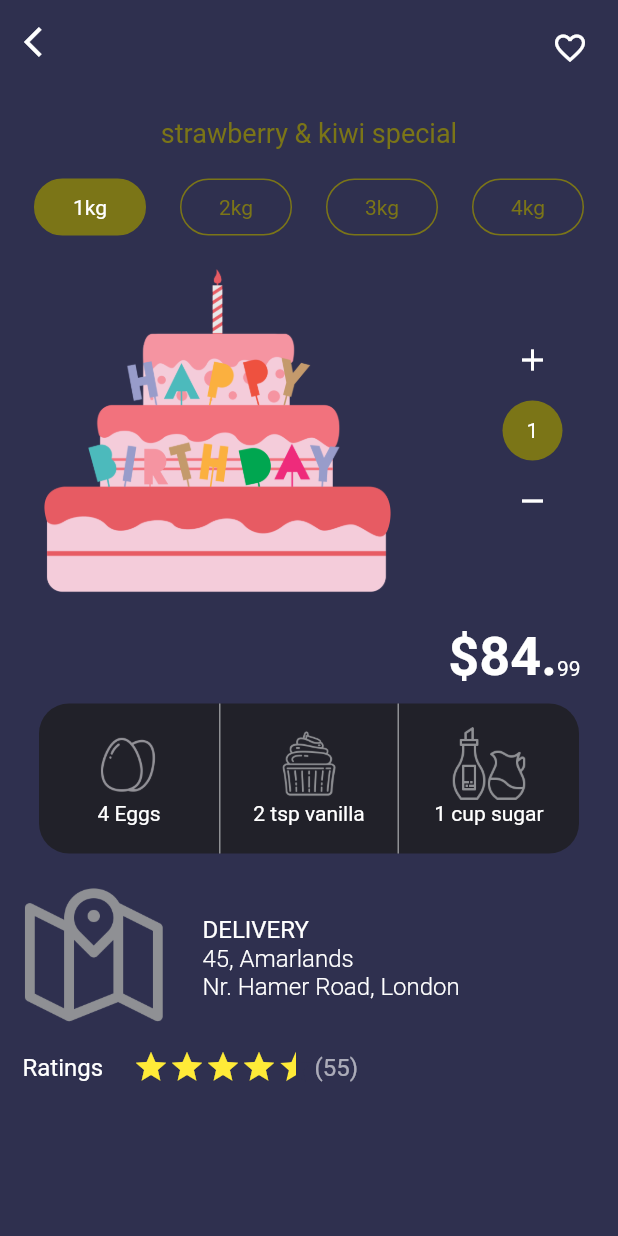
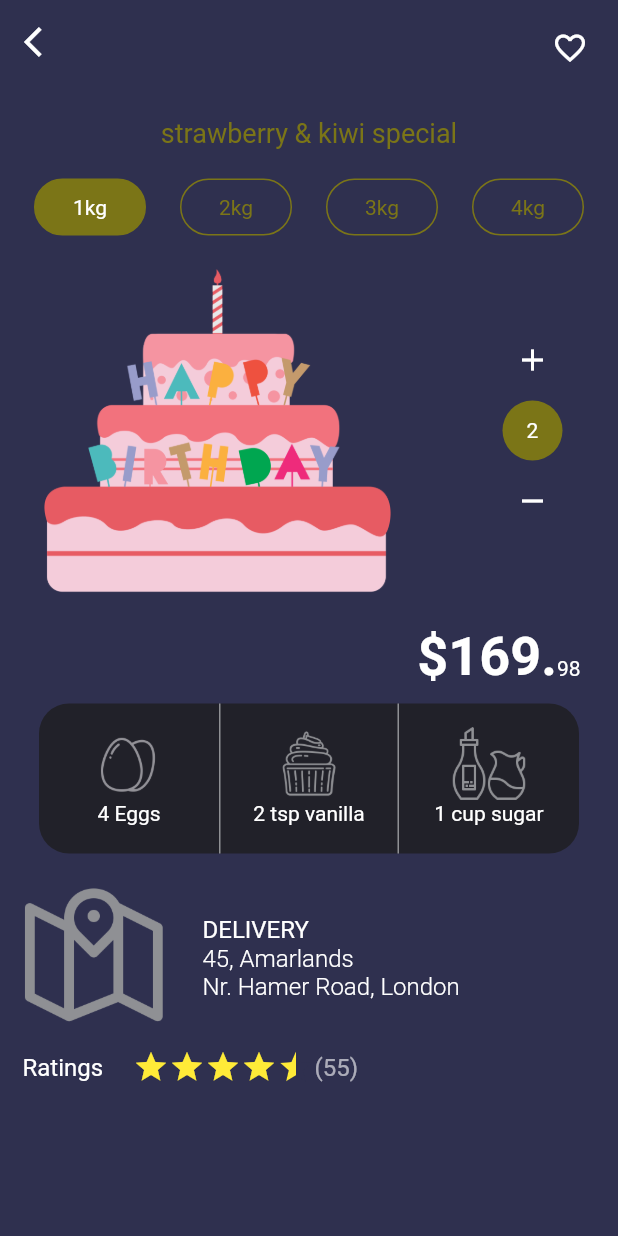
Before and after one commit to andreap7/cake-shop, a Flutter app: the screen it shows after launch, scrolled down 31 dp, after a tap on the "add" icon, on a phone screen of 412 x 824 dp. Run offline on Flutter 3.47's test engine with Material 2 defaults, Android fonts, the phone set to English and light mode, and no system bars; our stand-ins replace bloc, flutter_bloc.

Commit message:
Added Quantity. The price changes the more cakes are added.

```diff
--- /dev/null
+++ b/lib/quantity/quantity_bloc.dart
@@ -0,0 +1,16 @@
+import 'package:bloc/bloc.dart';
+import 'package:hello_flutter/quantity/quantity_event.dart';
+import 'package:hello_flutter/quantity/quantity_state.dart';
+
+class QuantityBloc extends Bloc<QuantityEvent, QuantityState> {
+  QuantityBloc() : super(QuantityState(quantity: 1));
+
+  @override
+  Stream<QuantityState> mapEventToState(QuantityEvent event) async* {
+    if (event is IncrementEvent) {
+      yield QuantityState(quantity: state.quantity + 1);
+    } else if (event is DecrementEvent) {
+      yield QuantityState(quantity: state.quantity - 1);
+    }
+  }
+}
--- /dev/null
+++ b/lib/quantity/quantity_event.dart
@@ -0,0 +1,7 @@
+import 'package:hello_flutter/quantity/quantity_state.dart';
+
+abstract class QuantityEvent {}
+
+class IncrementEvent extends QuantityEvent {}
+
+class DecrementEvent extends QuantityEvent {}
--- /dev/null
+++ b/lib/quantity/quantity_state.dart
@@ -0,0 +1,5 @@
+class QuantityState {
+  final int quantity;
+
+  QuantityState({required this.quantity});
+}
--- a/lib/screens/cake.dart
+++ b/lib/screens/cake.dart
@@ -3,6 +3,9 @@ import 'package:flutter_bloc/flutter_bloc.dart';
 import 'package:hello_flutter/nav/nav_bloc.dart';
 import 'package:hello_flutter/nav/nav_event.dart';
 import 'package:hello_flutter/nav/nav_state.dart';
+import 'package:hello_flutter/quantity/quantity_bloc.dart';
+import 'package:hello_flutter/quantity/quantity_event.dart';
+import 'package:hello_flutter/quantity/quantity_state.dart';
 
 class App extends StatelessWidget {
   const App({Key? key}) : super(key: key);
@@ -12,7 +15,7 @@ class App extends StatelessWidget {
     return MaterialApp(
       theme: ThemeData(primaryColor: const Color(0xff7b7517)),
       debugShowCheckedModeBanner: false,
-      home: CakePage(),
+      home: const CakePage(),
     );
   }
 }
@@ -31,15 +34,22 @@ class CakePage extends StatelessWidget {
         leading: const Icon(Icons.arrow_back_ios),
         actions: const [
           Padding(
-            padding: const EdgeInsets.all(20.0),
+            padding: EdgeInsets.all(20.0),
             child: Icon(Icons.favorite_border),
           )
         ],
         backgroundColor: const Color(0x00000000),
         elevation: 0,
       ),
-      body: BlocProvider(
+      body: MultiBlocProvider(
+        providers: [
+          BlocProvider(
             create: (context) => NavigationBloc(),
+          ),
+          BlocProvider(
+            create: (context) => QuantityBloc(),
+          ),
+        ],
         child: Center(
           child: ListView(
             children: [
@@ -101,14 +111,20 @@ class CakePage extends StatelessWidget {
                       const SizedBox(
                         width: 60.0,
                       ),
-                      Column(
+                      BlocBuilder<QuantityBloc, QuantityState>(
+                        builder: (context, state) {
+                          return Column(
                             children: [
                               InkWell(
                                 child: const Icon(
                                   Icons.add,
                                   color: Colors.white,
                                 ),
-                            onTap: () {},
+                                onTap: () {
+                                  context
+                                      .read<QuantityBloc>()
+                                      .add(IncrementEvent());
+                                },
                               ),
                               const SizedBox(
                                 height: 15.0,
@@ -120,10 +136,10 @@ class CakePage extends StatelessWidget {
                                   color: const Color(0xff7b7517),
                                   borderRadius: BorderRadius.circular(30.0),
                                 ),
-                            child: const Center(
+                                child: Center(
                                   child: Text(
-                                '1',
-                                style: TextStyle(color: Colors.white),
+                                    state.quantity.toString(),
+                                    style: const TextStyle(color: Colors.white),
                                   ),
                                 ),
                               ),
@@ -135,33 +151,49 @@ class CakePage extends StatelessWidget {
                                   Icons.remove,
                                   color: Colors.white,
                                 ),
-                            onTap: () {},
+                                onTap: () {
+                                  context
+                                      .read<QuantityBloc>()
+                                      .add(DecrementEvent());
+                                },
+                              ),
+                            ],
+                          );
+                        },
                       ),
                     ],
                   ),
-                    ],
-                  ),
-                  Row(
+                  BlocBuilder<QuantityBloc, QuantityState>(
+                    builder: (context, state) {
+                      double price = 84.99 * state.quantity;
+                      String bigNum = price.toInt().toString();
+                      String smallNum =
+                          int.tryParse(price.toStringAsFixed(2).split('.')[1])
+                              .toString();
+                      return Row(
                         mainAxisAlignment: MainAxisAlignment.end,
-                    children: const [
+                        children: [
                           Text(
-                        '\$84.',
-                        style: TextStyle(
+                            '\$$bigNum.',
+                            style: const TextStyle(
                                 fontSize: 36.0,
                                 color: Colors.white,
                                 fontWeight: FontWeight.bold),
                           ),
                           Padding(
-                        padding: EdgeInsets.only(top: 15.0, right: 25.0),
+                            padding:
+                                const EdgeInsets.only(top: 15.0, right: 25.0),
                             child: Text(
-                          '99',
-                          style: TextStyle(
+                              smallNum,
+                              style: const TextStyle(
                                 fontSize: 14.0,
                                 color: Colors.white,
                               ),
                             ),
                           ),
                         ],
+                      );
+                    },
                   ),
                   Padding(
                     padding: const EdgeInsets.only(top: 10.0),
```
Lines whose indentation alone changed are shown as unchanged.
